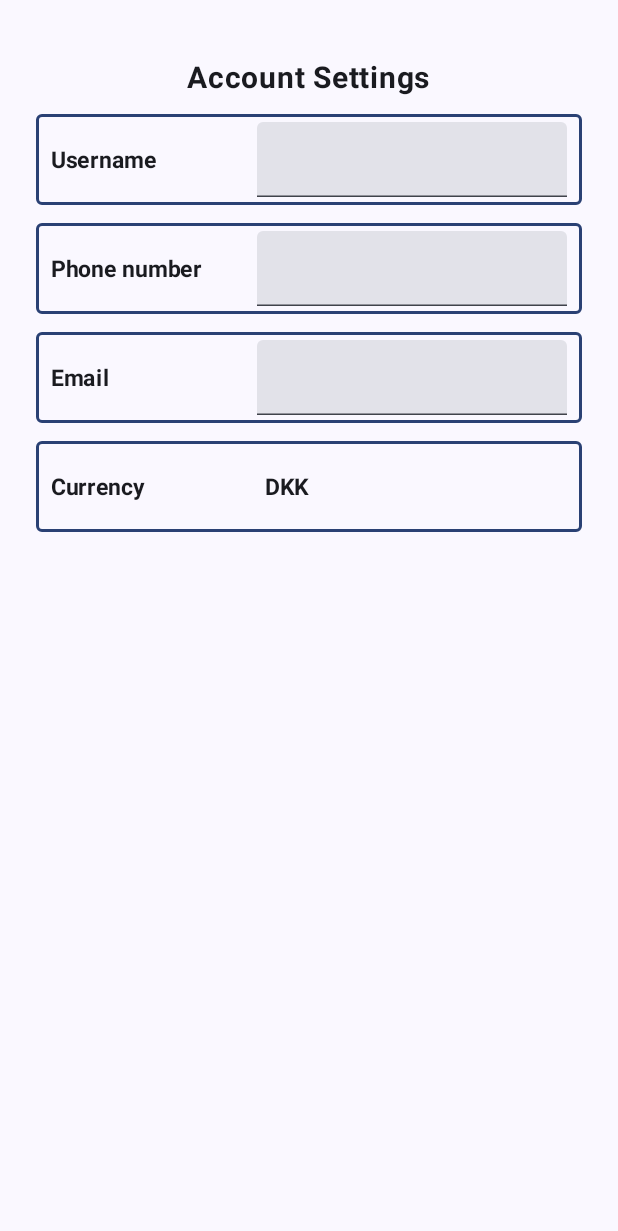
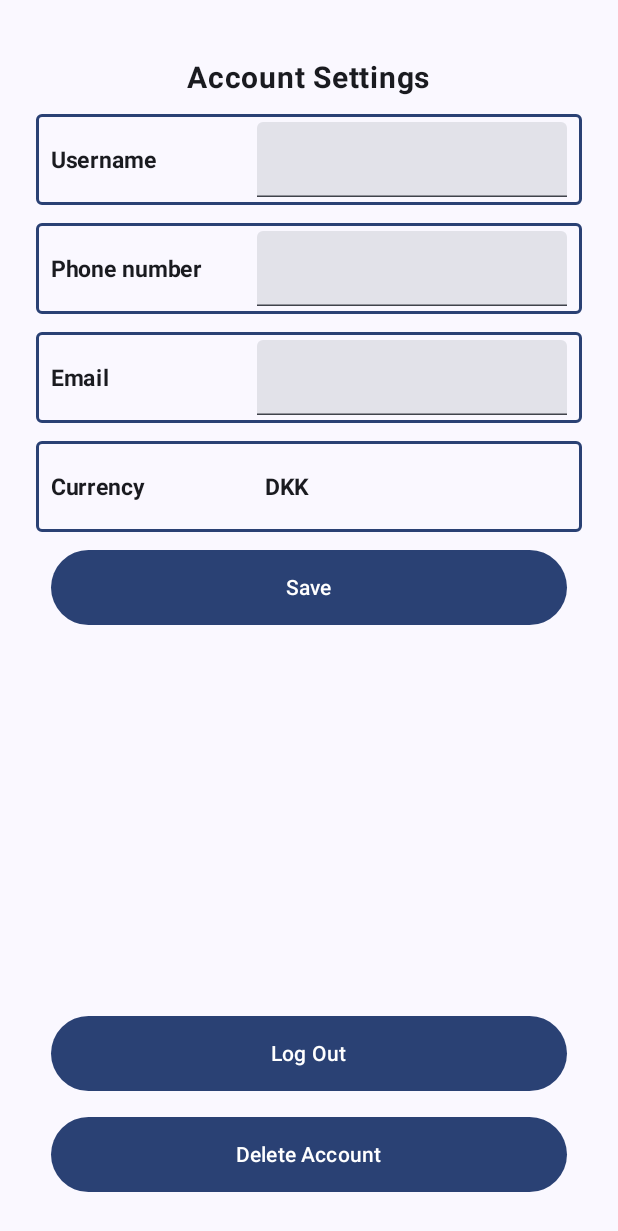
Before and after one commit to Thor-Mller/IOU-Android-App-MobileDev-5sem, an Android app built with Jetpack Compose: the screen it shows after launch (MainActivity), on a phone screen of 412 x 824 dp. Shown: the top 1231 px of the screen. Run offline under Robolectric (Android 15) with nearby library versions, the phone set to English and light mode, and no system bars.

Commit message:
Create button component and add them to account settings view

```diff
--- /dev/null
+++ b/app/src/main/java/com/freaky/iou/ui/accountsettings/components/ButtonField.kt
@@ -0,0 +1,51 @@
+package com.freaky.iou.ui.accountsettings.components
+
+import androidx.compose.foundation.layout.Arrangement
+import androidx.compose.foundation.layout.Box
+import androidx.compose.foundation.layout.Row
+import androidx.compose.foundation.layout.fillMaxWidth
+import androidx.compose.foundation.layout.height
+import androidx.compose.foundation.layout.padding
+import androidx.compose.material3.Button
+import androidx.compose.material3.Text
+import androidx.compose.runtime.Composable
+import androidx.compose.ui.Alignment
+import androidx.compose.ui.Modifier
+import androidx.compose.ui.tooling.preview.Preview
+import androidx.compose.ui.unit.dp
+import com.freaky.iou.ui.theme.IOUTheme
+
+@Composable
+fun ButtonField(name: String, action: () -> Unit) {
+    Box(
+        modifier = Modifier
+            .padding(10.dp, 0.dp, 10.dp, 5.dp)
+            .fillMaxWidth()
+    ){
+        Row(
+            modifier = Modifier
+                .fillMaxWidth(),
+            horizontalArrangement = Arrangement.Start,
+            verticalAlignment = Alignment.CenterVertically
+        ){
+            Button(
+                modifier = Modifier
+                    .fillMaxWidth()
+                    .height(50.dp),
+                onClick = {
+                    action()
+                }
+            ) {
+                Text(name)
+            }
+        }
+    }
+}
+
+@Preview(showBackground = true)
+@Composable
+fun ButtonFieldField(){
+    IOUTheme {
+        ButtonField("Log out", {})
+    }
+}
--- a/app/src/main/java/com/freaky/iou/ui/accountsettings/views/AccountSettingsView.kt
+++ b/app/src/main/java/com/freaky/iou/ui/accountsettings/views/AccountSettingsView.kt
@@ -2,6 +2,7 @@ package com.freaky.iou.ui.accountsettings.views
 
 import androidx.compose.foundation.layout.Arrangement
 import androidx.compose.foundation.layout.Column
+import androidx.compose.foundation.layout.Spacer
 import androidx.compose.foundation.layout.WindowInsets
 import androidx.compose.foundation.layout.fillMaxSize
 import androidx.compose.foundation.layout.padding
@@ -20,6 +21,7 @@ import androidx.compose.ui.text.font.FontWeight
 import androidx.compose.ui.tooling.preview.Preview
 import androidx.compose.ui.unit.dp
 import androidx.compose.ui.unit.sp
+import com.freaky.iou.ui.accountsettings.components.ButtonField
 import com.freaky.iou.ui.accountsettings.components.DropdownField
 import com.freaky.iou.ui.accountsettings.components.EditField
 import com.freaky.iou.ui.accountsettings.viewmodels.AccountSettingsViewModel
@@ -49,6 +51,12 @@ fun NewAccountSettingsView(
             EditField("Phone number", state.phone)
             EditField("Email", state.email)
             DropdownField("Currency", "DKK")
+            ButtonField("Save", {})
+
+            Spacer(modifier = Modifier.weight(1f))
+
+            ButtonField("Log Out", {})
+            ButtonField("Delete Account", {})
         }
     }
 }
```
